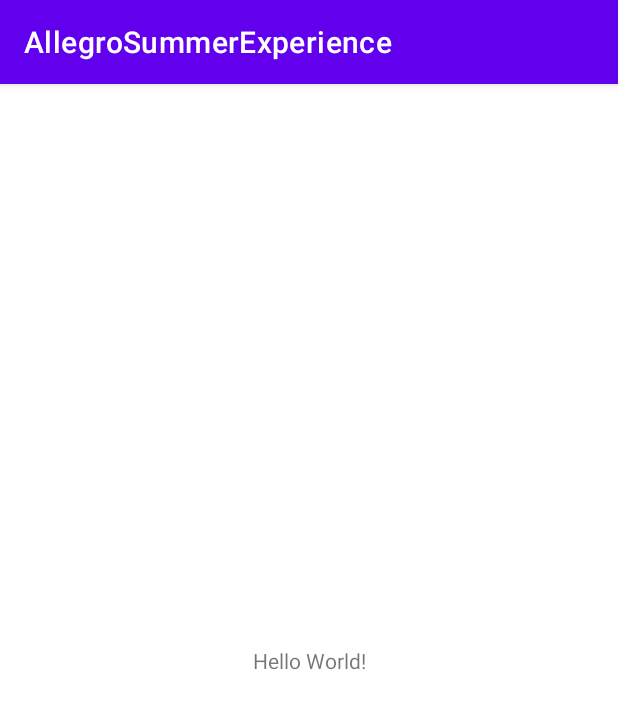
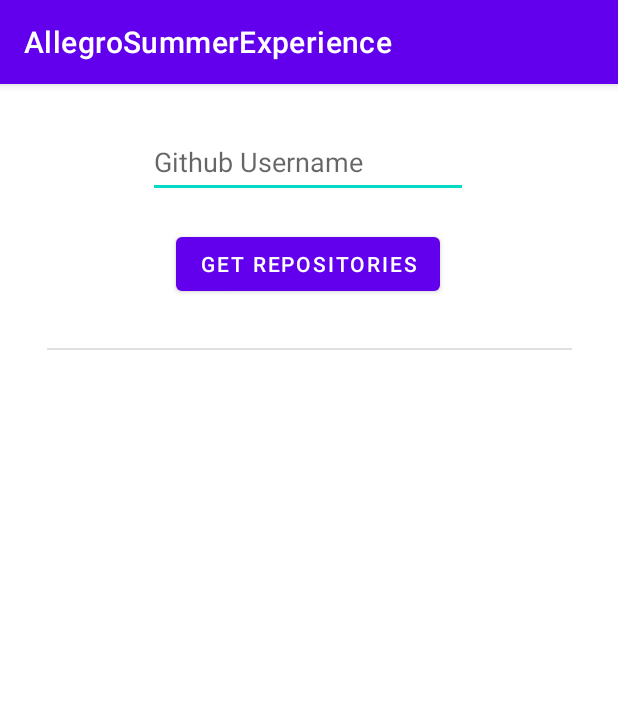
Before and after one commit to J-Sob/GithubAPI-recruitment-app, an Android app: the screen it shows after launch (MainActivity), on a phone screen of 412 x 824 dp. Shown: the top 709 px of the screen. Run offline under Robolectric (Android 15) with nearby library versions, the phone set to English and light mode, and no system bars; our stand-ins replace Volley.

Commit message:
First attempts on working with GithubAPI

```diff
--- a/app/build.gradle
+++ b/app/build.gradle
@@ -32,6 +32,7 @@ dependencies {
     implementation 'androidx.appcompat:appcompat:1.4.1'
     implementation 'com.google.android.material:material:1.5.0'
     implementation 'androidx.constraintlayout:constraintlayout:2.1.3'
+    implementation 'com.android.volley:volley:1.2.1'
     testImplementation 'junit:junit:4.13.2'
     androidTestImplementation 'androidx.test.ext:junit:1.1.3'
     androidTestImplementation 'androidx.test.espresso:espresso-core:3.4.0'
--- a/app/src/main/AndroidManifest.xml
+++ b/app/src/main/AndroidManifest.xml
@@ -1,6 +1,8 @@
 <?xml version="1.0" encoding="utf-8"?>
 <manifest xmlns:android="http://schemas.android.com/apk/res/android"
     package="com.example.allegrosummerexperience">
+
+    <uses-permission android:name="android.permission.INTERNET"/>
 
     <application
         android:allowBackup="true"
--- a/app/src/main/java/com/example/allegrosummerexperience/MainActivity.java
+++ b/app/src/main/java/com/example/allegrosummerexperience/MainActivity.java
@@ -3,12 +3,41 @@ package com.example.allegrosummerexperience;
 import androidx.appcompat.app.AppCompatActivity;
 
 import android.os.Bundle;
+import android.view.View;
+import android.widget.Button;
+import android.widget.EditText;
+import android.widget.Toast;
+
+import com.android.volley.Request;
+import com.android.volley.Response;
+import com.android.volley.VolleyError;
+import com.android.volley.toolbox.JsonArrayRequest;
+import com.example.allegrosummerexperience.api.GithubAPISingleton;
+import com.example.allegrosummerexperience.service.GithubAPIService;
+
+import org.json.JSONArray;
+
+import java.util.List;
 
 public class MainActivity extends AppCompatActivity {
+
+    private EditText githubUsername;
+    private Button getReposBtn;
 
     @Override
     protected void onCreate(Bundle savedInstanceState) {
         super.onCreate(savedInstanceState);
         setContentView(R.layout.activity_main);
+
+        githubUsername = findViewById(R.id.editTextUsername);
+        getReposBtn = findViewById(R.id.buttonGetRepos);
+
+        getReposBtn.setOnClickListener(new View.OnClickListener() {
+            @Override
+            public void onClick(View view) {
+                GithubAPIService githubAPIService = new GithubAPIService();
+                List<String> repoNames = githubAPIService.getUsersReposNames(githubUsername.getText().toString());
+            }
+        });
     }
 }
--- a/app/src/main/res/layout/activity_main.xml
+++ b/app/src/main/res/layout/activity_main.xml
@@ -6,13 +6,52 @@
     android:layout_height="match_parent"
     tools:context=".MainActivity">
 
-    <TextView
+    <EditText
+        android:id="@+id/editTextUsername"
         android:layout_width="wrap_content"
         android:layout_height="wrap_content"
-        android:text="Hello World!"
-        app:layout_constraintBottom_toBottomOf="parent"
-        app:layout_constraintLeft_toLeftOf="parent"
-        app:layout_constraintRight_toRightOf="parent"
+        android:layout_marginTop="28dp"
+        android:ems="10"
+        android:hint="Github Username"
+        android:inputType="textPersonName"
+        android:minHeight="48dp"
+        app:layout_constraintEnd_toEndOf="parent"
+        app:layout_constraintHorizontal_bias="0.497"
+        app:layout_constraintStart_toStartOf="parent"
         app:layout_constraintTop_toTopOf="parent" />
 
+    <Button
+        android:id="@+id/buttonGetRepos"
+        android:layout_width="wrap_content"
+        android:layout_height="wrap_content"
+        android:layout_marginTop="20dp"
+        android:text="Get Repositories"
+        app:layout_constraintEnd_toEndOf="parent"
+        app:layout_constraintHorizontal_bias="0.498"
+        app:layout_constraintStart_toStartOf="parent"
+        app:layout_constraintTop_toBottomOf="@+id/editTextUsername" />
+
+    <View
+        android:id="@+id/divider"
+        android:layout_width="350dp"
+        android:layout_height="1dp"
+        android:layout_marginTop="32dp"
+        android:background="?android:attr/listDivider"
+        app:layout_constraintEnd_toEndOf="parent"
+        app:layout_constraintStart_toStartOf="parent"
+        app:layout_constraintTop_toBottomOf="@+id/buttonGetRepos" />
+
+    <ScrollView
+        android:layout_width="409dp"
+        android:layout_height="528dp"
+        app:layout_constraintBottom_toBottomOf="parent"
+        app:layout_constraintEnd_toEndOf="parent"
+        app:layout_constraintStart_toStartOf="parent"
+        tools:ignore="SpeakableTextPresentCheck">
+
+        <LinearLayout
+            android:layout_width="match_parent"
+            android:layout_height="wrap_content"
+            android:orientation="vertical" />
+    </ScrollView>
 </androidx.constraintlayout.widget.ConstraintLayout>
```
Also changed, not shown: app/src/main/java/com/example/allegrosummerexperience/api/GithubAPISingleton.java (added, +39 -0 lines), app/src/main/java/com/example/allegrosummerexperience/service/GithubAPIService.java (added, +53 -0 lines).
